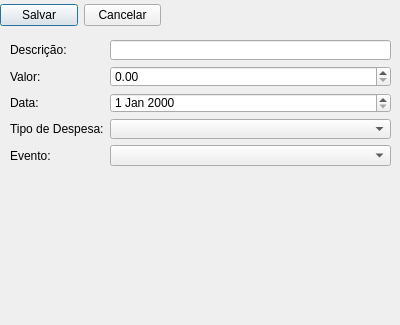
This is UIs/Despesa/CadastroDespesaDialog.ui in teiGustavo/eventos-pyside as Qt 5 draws it before an edit. The edited form follows.
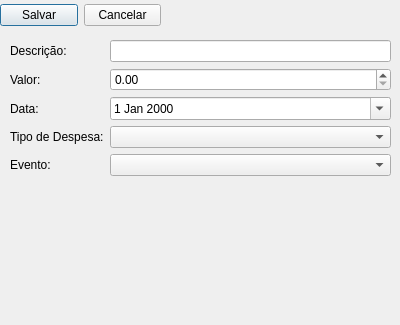
This is the edited form.

Patch:
```diff
--- a/UIs/Despesa/CadastroDespesaDialog.ui
+++ b/UIs/Despesa/CadastroDespesaDialog.ui
@@ -45,7 +45,7 @@
      <x>10</x>
      <y>40</y>
      <width>381</width>
-     <height>126</height>
+     <height>136</height>
     </rect>
    </property>
    <layout class="QFormLayout" name="formLayout">
@@ -91,7 +91,11 @@
      <widget class="QDoubleSpinBox" name="doubleSpinBoxValor"/>
     </item>
     <item row="2" column="1">
-     <widget class="QDateEdit" name="dateEditData"/>
+     <widget class="QDateEdit" name="dateEditData">
+      <property name="calendarPopup">
+       <bool>true</bool>
+      </property>
+     </widget>
     </item>
     <item row="3" column="1">
      <widget class="QComboBox" name="comboBoxTipoDespesa"/>
```
